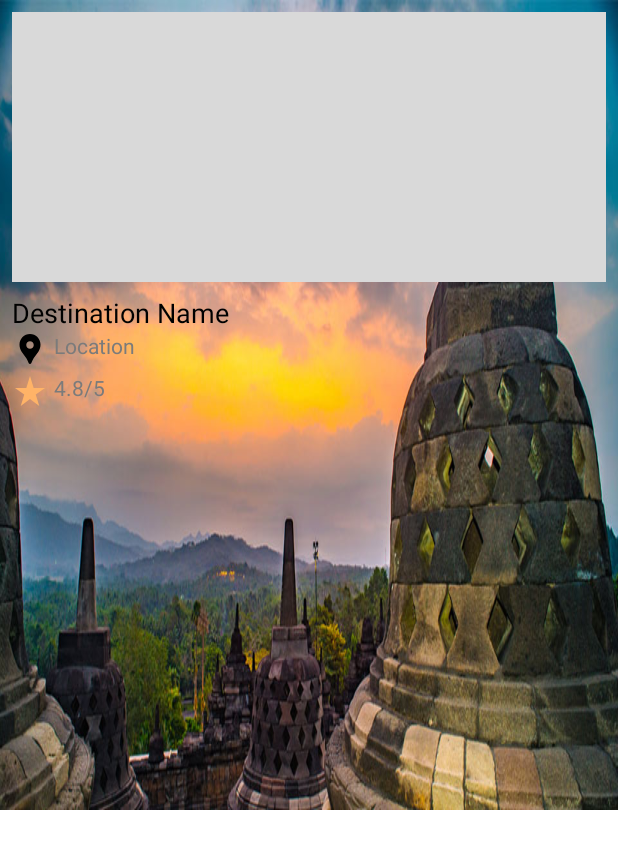
After one commit to syifa2308/TravelGo_UTS, an Android app: the layout item_destination.xml on its own in the app's theme, with its tools: preview values and no code run, on a phone screen of 412 x 824 dp. The commit adds this screen. Shown: the top 849 px of the screen. Run offline under Robolectric (Android 15) with nearby library versions, the phone set to English and light mode, and no system bars.

Commit message:
Home Layer

```diff
--- a/app/build.gradle.kts
+++ b/app/build.gradle.kts
@@ -48,6 +48,7 @@ dependencies {
     implementation(libs.androidx.lifecycle.viewmodel.ktx)
     implementation(libs.androidx.navigation.fragment.ktx)
     implementation(libs.androidx.navigation.ui.ktx)
+    implementation(libs.androidx.activity)
     testImplementation(libs.junit)
     androidTestImplementation(libs.androidx.junit)
     androidTestImplementation(libs.androidx.espresso.core)
--- a/app/src/main/AndroidManifest.xml
+++ b/app/src/main/AndroidManifest.xml
@@ -13,6 +13,9 @@
         android:theme="@style/Theme.TravelGo"
         tools:targetApi="31">
         <activity
+            android:name=".DestinationActivity"
+            android:exported="false" />
+        <activity
             android:name=".MainActivity"
             android:exported="true"
             android:label="@string/app_name">
--- /dev/null
+++ b/app/src/main/res/drawable/ic_location.xml
@@ -0,0 +1,5 @@
+<vector xmlns:android="http://schemas.android.com/apk/res/android" android:height="24dp" android:tint="#000000" android:viewportHeight="24" android:viewportWidth="24" android:width="24dp">
+
+    <path android:fillColor="@android:color/white" android:pathData="M12,2L12,2C8.13,2 5,5.13 5,9c0,1.74 0.5,3.37 1.41,4.84c0.95,1.54 2.2,2.86 3.16,4.4c0.47,0.75 0.81,1.45 1.17,2.26C11,21.05 11.21,22 12,22h0c0.79,0 1,-0.95 1.25,-1.5c0.37,-0.81 0.7,-1.51 1.17,-2.26c0.96,-1.53 2.21,-2.85 3.16,-4.4C18.5,12.37 19,10.74 19,9C19,5.13 15.87,2 12,2zM12,11.75c-1.38,0 -2.5,-1.12 -2.5,-2.5s1.12,-2.5 2.5,-2.5s2.5,1.12 2.5,2.5S13.38,11.75 12,11.75z"/>
+
+</vector>
--- /dev/null
+++ b/app/src/main/res/drawable/ic_search.xml
@@ -0,0 +1,5 @@
+<vector xmlns:android="http://schemas.android.com/apk/res/android" android:height="24dp" android:tint="#FFFFFF" android:viewportHeight="24" android:viewportWidth="24" android:width="24dp">
+
+    <path android:fillColor="@android:color/white" android:pathData="M15.5,14h-0.79l-0.28,-0.27C15.41,12.59 16,11.11 16,9.5 16,5.91 13.09,3 9.5,3S3,5.91 3,9.5 5.91,16 9.5,16c1.61,0 3.09,-0.59 4.23,-1.57l0.27,0.28v0.79l5,4.99L20.49,19l-4.99,-5zM9.5,14C7.01,14 5,11.99 5,9.5S7.01,5 9.5,5 14,7.01 14,9.5 11.99,14 9.5,14z"/>
+
+</vector>
--- /dev/null
+++ b/app/src/main/res/drawable/ic_star.xml
@@ -0,0 +1,5 @@
+<vector xmlns:android="http://schemas.android.com/apk/res/android" android:height="24dp" android:tint="#FFB367" android:viewportHeight="24" android:viewportWidth="24" android:width="24dp">
+
+    <path android:fillColor="@android:color/white" android:pathData="M14.43,10l-2.43,-8l-2.43,8l-7.57,0l6.18,4.41l-2.35,7.59l6.17,-4.69l6.18,4.69l-2.35,-7.59l6.17,-4.41z"/>
+
+</vector>
--- /dev/null
+++ b/app/src/main/res/layout/item_destination.xml
@@ -0,0 +1,46 @@
+<?xml version="1.0" encoding="utf-8"?>
+<LinearLayout xmlns:android="http://schemas.android.com/apk/res/android"
+    android:layout_width="match_parent"
+    android:layout_height="wrap_content"
+    android:orientation="vertical"
+    android:background="@drawable/candi_borobudur"
+    android:padding="8dp"
+    android:layout_marginBottom="8dp">
+
+    <ImageView
+        android:id="@+id/imageDestination"
+        android:layout_width="match_parent"
+        android:layout_height="180dp"
+        android:scaleType="centerCrop"
+        android:src="@drawable/holder_destinasi" />
+
+    <TextView
+        android:id="@+id/textDestinationName"
+        android:layout_width="wrap_content"
+        android:layout_height="wrap_content"
+        android:text="Destination Name"
+        android:textSize="18sp"
+        android:textColor="#000000"
+        android:layout_marginTop="8dp" />
+
+    <TextView
+        android:id="@+id/textDestinationLocation"
+        android:layout_width="wrap_content"
+        android:layout_height="wrap_content"
+        android:text="Location"
+        android:textSize="14sp"
+        android:textColor="#7B7B7B"
+        android:drawableLeft="@drawable/ic_location"
+        android:drawablePadding="4dp" />
+
+    <TextView
+        android:id="@+id/textDestinationRating"
+        android:layout_width="wrap_content"
+        android:layout_height="wrap_content"
+        android:text="4.8/5"
+        android:textSize="14sp"
+        android:textColor="#7B7B7B"
+        android:drawableLeft="@drawable/ic_star"
+        android:drawablePadding="4dp"
+        android:layout_marginTop="4dp" />
+</LinearLayout>
--- a/gradle/libs.versions.toml
+++ b/gradle/libs.versions.toml
@@ -12,6 +12,7 @@ lifecycleLivedataKtx = "2.8.6"
 lifecycleViewmodelKtx = "2.8.6"
 navigationFragmentKtx = "2.8.1"
 navigationUiKtx = "2.8.1"
+activity = "1.9.3"
 
 [libraries]
 androidx-core-ktx = { group = "androidx.core", name = "core-ktx", version.ref = "coreKtx" }
@@ -25,6 +26,7 @@ androidx-lifecycle-livedata-ktx = { group = "androidx.lifecycle", name = "lifecy
 androidx-lifecycle-viewmodel-ktx = { group = "androidx.lifecycle", name = "lifecycle-viewmodel-ktx", version.ref = "lifecycleViewmodelKtx" }
 androidx-navigation-fragment-ktx = { group = "androidx.navigation", name = "navigation-fragment-ktx", version.ref = "navigationFragmentKtx" }
 androidx-navigation-ui-ktx = { group = "androidx.navigation", name = "navigation-ui-ktx", version.ref = "navigationUiKtx" }
+androidx-activity = { group = "androidx.activity", name = "activity", version.ref = "activity" }
 
 [plugins]
 android-application = { id = "com.android.application", version.ref = "agp" }
```
Also changed, not shown: app/src/main/java/com/example/travelgo/Destination.kt (added, +8 -0 lines), app/src/main/java/com/example/travelgo/DestinationActivity.kt (added, +43 -0 lines), app/src/main/java/com/example/travelgo/DestinationAdapter.kt (added, +35 -0 lines), app/src/main/res/layout/activity_destination.xml (added, +65 -0 lines), app/src/main/res/layout/activity_main.xml (+7 -9 lines), app/src/main/res/drawable/candi_borobudur.png (added), app/src/main/res/drawable/dufan.png (added), app/src/main/res/drawable/holder_destinasi.png (added), app/src/main/res/drawable/holder_search.png (added), app/src/main/res/drawable/kalimantung.png (added), app/src/main/res/drawable/karang.png (added), app/src/main/res/drawable/labuan_bajo.png (added).
